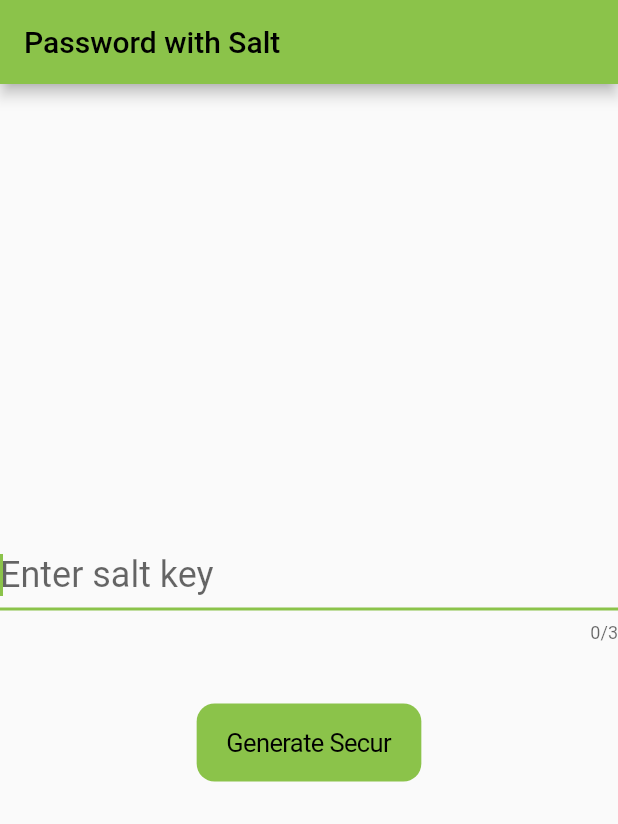
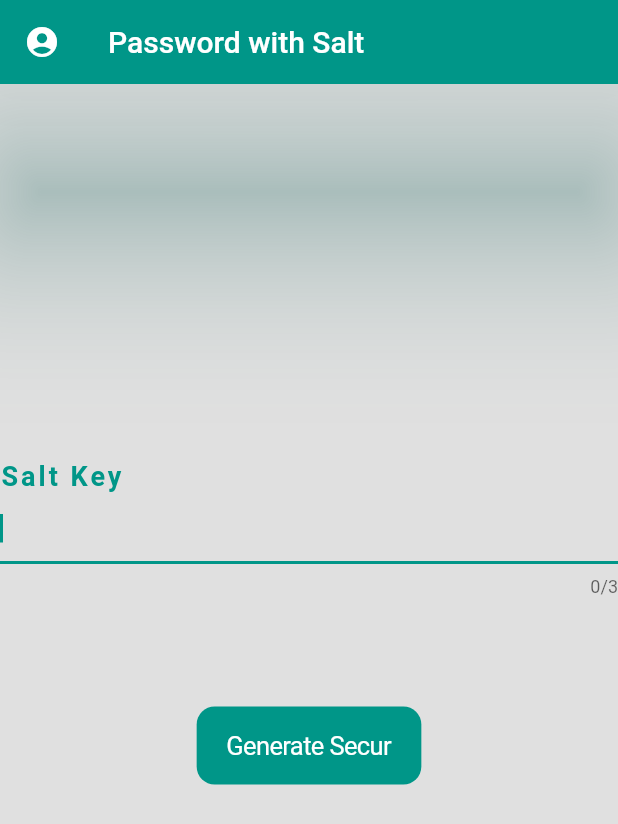
Before and after one commit to vigneshse/secur, a Flutter app: the screen it shows after launch, on a phone screen of 412 x 824 dp. Shown: the top 824 px of the screen. Run offline on Flutter 3.47's test engine with Material 2 defaults, Android fonts, the phone set to English and light mode, and no system bars.

Commit message:
Updated UI

```diff
--- a/lib/main.dart
+++ b/lib/main.dart
@@ -16,7 +16,10 @@ class MyApp extends StatelessWidget {
       debugShowCheckedModeBanner: false,
       title: 'Secur',
       theme: ThemeData(
-          primarySwatch: Colors.lightGreen, backgroundColor: Colors.yellow),
+          primarySwatch: Colors.teal,
+          primaryColor: Colors.blueGrey,
+          backgroundColor: Colors.yellow,
+          scaffoldBackgroundColor: Colors.black12),
       home: const MyHomePage(title: 'Password with Salt'),
     );
   }
@@ -33,10 +36,12 @@ class MyHomePage extends StatefulWidget {
 class _MyHomePageState extends State<MyHomePage> {
   var _password = "";
   final textController = TextEditingController();
+  FocusNode focusNode = FocusNode();
 
   void _generatePassword(String saltKey) {
     setState(() {
-        _password = SecureGenerator.generateRandomSecure(true)+SecureGenerator.saltSecret(saltKey);
+      _password = SecureGenerator.generateRandomSecure(true) +
+          SecureGenerator.saltSecret(saltKey);
     });
   }
 
@@ -50,38 +55,63 @@ class _MyHomePageState extends State<MyHomePage> {
     // than having to individually change instances of widgets.
 
     return Scaffold(
+      resizeToAvoidBottomInset: false,
       appBar: AppBar(
         // Here we take the value from the MyHomePage object that was created by
         // the App.build method, and use it to set our appbar title.
         title: Text(widget.title),
+        elevation: 50.0,
+        leading: const Icon(Icons.account_circle_rounded),
+        shadowColor: Colors.teal,
       ),
       body: Center(
         child: SingleChildScrollView(
           child: Column(
             mainAxisAlignment: MainAxisAlignment.center,
             children: <Widget>[
-              TextField(
-                decoration: const InputDecoration(
-                    contentPadding: EdgeInsets.zero,
-                    hintText: 'Enter salt key'),
+              Container(
+                alignment: Alignment.topLeft,
+                child: const Text(
+                  "Salt Key",
+                  textAlign: TextAlign.left,
+                  style: TextStyle(
+                      fontSize: 18,
+                      color: Colors.teal,
+                      letterSpacing: 2,
+                      fontWeight: FontWeight.bold),
+                ),
+              ),
+              Container(
+                alignment: Alignment.topLeft,
+                child: TextField(
+                  decoration:
+                      const InputDecoration(contentPadding: EdgeInsets.zero),
                   controller: textController,
                   showCursor: true,
                   maxLength: 3,
+                  focusNode: focusNode,
                   keyboardType: TextInputType.text,
                   textInputAction: TextInputAction.done,
                   autofocus: true,
-                style: Theme.of(context).textTheme.headline5,
+                  style: const TextStyle(color: Colors.white),
                 ),
-              SelectableText.rich(
+              ),
+              Container(
+                alignment: Alignment.topCenter,
+                child: SelectableText.rich(
                   TextSpan(
                     text: _password,
-                  style: Theme.of(context).textTheme.headline4,
+                    style: const TextStyle(color: Colors.teal, fontSize: 20),
                   ),
                 ),
-              CupertinoButton.filled(
+              ),
+              Container(
+                  alignment: Alignment.bottomCenter,
+                  padding: const EdgeInsets.all(50.0),
+                  child: CupertinoButton.filled(
                     onPressed: () => _generatePassword(textController.text),
                     child: const Text('Generate Secur'),
-              )
+                  ))
             ],
           ),
         ),
@@ -92,6 +122,7 @@ class _MyHomePageState extends State<MyHomePage> {
   @override
   void dispose() {
     textController.dispose();
+    focusNode.dispose();
     super.dispose();
   }
 }
--- a/pubspec.yaml
+++ b/pubspec.yaml
@@ -64,7 +64,7 @@ flutter:
 
   # To add assets to your application, add an assets section, like this:
   assets:
-    - padlock.png
+    - assets/padlock.png
 
   # An image asset can refer to one or more resolution-specific "variants", see
   # https://flutter.dev/assets-and-images/#resolution-aware.
```
Lines whose indentation alone changed are shown as unchanged.
